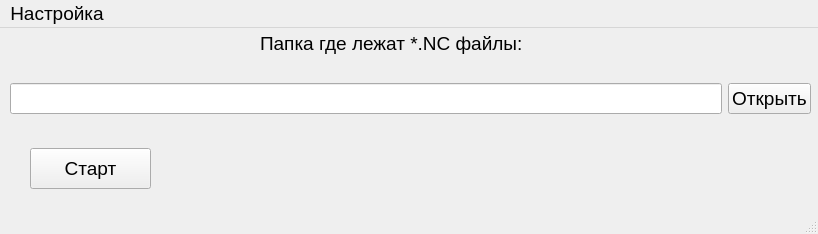
This is untitled.ui in Sicambr/igorek as Qt 5 draws it before an edit. The edited form follows.
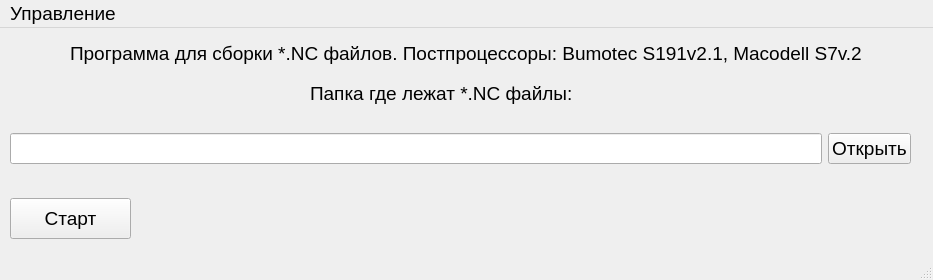
This is the edited form.

What changed in the file:
```diff
--- a/untitled.ui
+++ b/untitled.ui
@@ -6,8 +6,8 @@
    <rect>
     <x>0</x>
     <y>0</y>
-    <width>818</width>
-    <height>234</height>
+    <width>933</width>
+    <height>280</height>
    </rect>
   </property>
   <property name="font">
@@ -22,8 +22,8 @@
    <widget class="QLabel" name="title_lable">
     <property name="geometry">
      <rect>
-      <x>260</x>
-      <y>0</y>
+      <x>310</x>
+      <y>50</y>
       <width>271</width>
       <height>31</height>
      </rect>
@@ -36,8 +36,8 @@
     <property name="geometry">
      <rect>
       <x>10</x>
-      <y>40</y>
-      <width>801</width>
+      <y>90</y>
+      <width>901</width>
       <height>61</height>
      </rect>
     </property>
@@ -57,8 +57,8 @@
    <widget class="QPushButton" name="start_button">
     <property name="geometry">
      <rect>
-      <x>30</x>
-      <y>120</y>
+      <x>10</x>
+      <y>170</y>
       <width>121</width>
       <height>41</height>
      </rect>
@@ -70,9 +70,9 @@
    <widget class="QLabel" name="status_label">
     <property name="geometry">
      <rect>
-      <x>166</x>
-      <y>120</y>
-      <width>631</width>
+      <x>150</x>
+      <y>170</y>
+      <width>771</width>
       <height>41</height>
      </rect>
     </property>
@@ -80,19 +80,32 @@
      <string/>
     </property>
    </widget>
+   <widget class="QLabel" name="label">
+    <property name="geometry">
+     <rect>
+      <x>70</x>
+      <y>0</y>
+      <width>791</width>
+      <height>51</height>
+     </rect>
+    </property>
+    <property name="text">
+     <string>Программа для сборки *.NC файлов. Постпроцессоры: Bumotec S191v2.1, Macodell S7v.2</string>
+    </property>
+   </widget>
   </widget>
   <widget class="QMenuBar" name="menubar">
    <property name="geometry">
     <rect>
      <x>0</x>
      <y>0</y>
-     <width>818</width>
+     <width>933</width>
      <height>31</height>
     </rect>
    </property>
    <widget class="QMenu" name="menu">
     <property name="title">
-     <string>Настройка</string>
+     <string>Управление</string>
     </property>
     <addaction name="action_NC"/>
    </widget>
```
Left out of the diff: 11 changed lines with no effect on the pictures.
